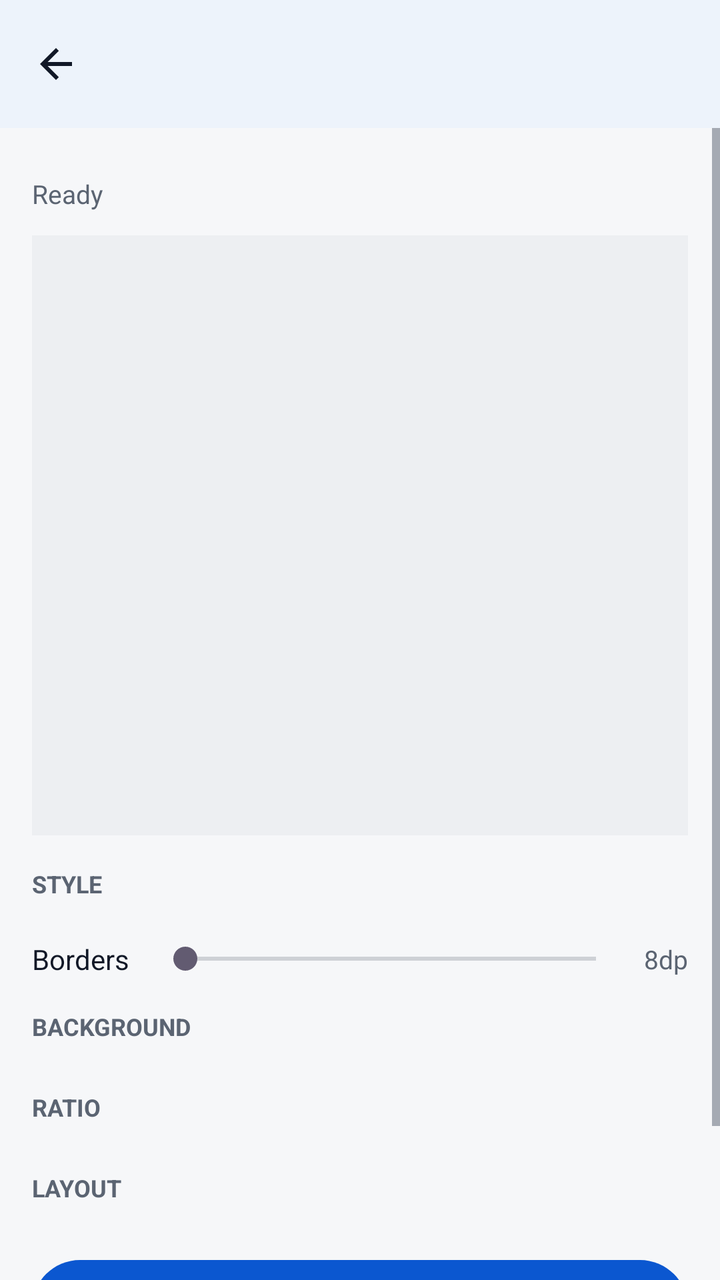
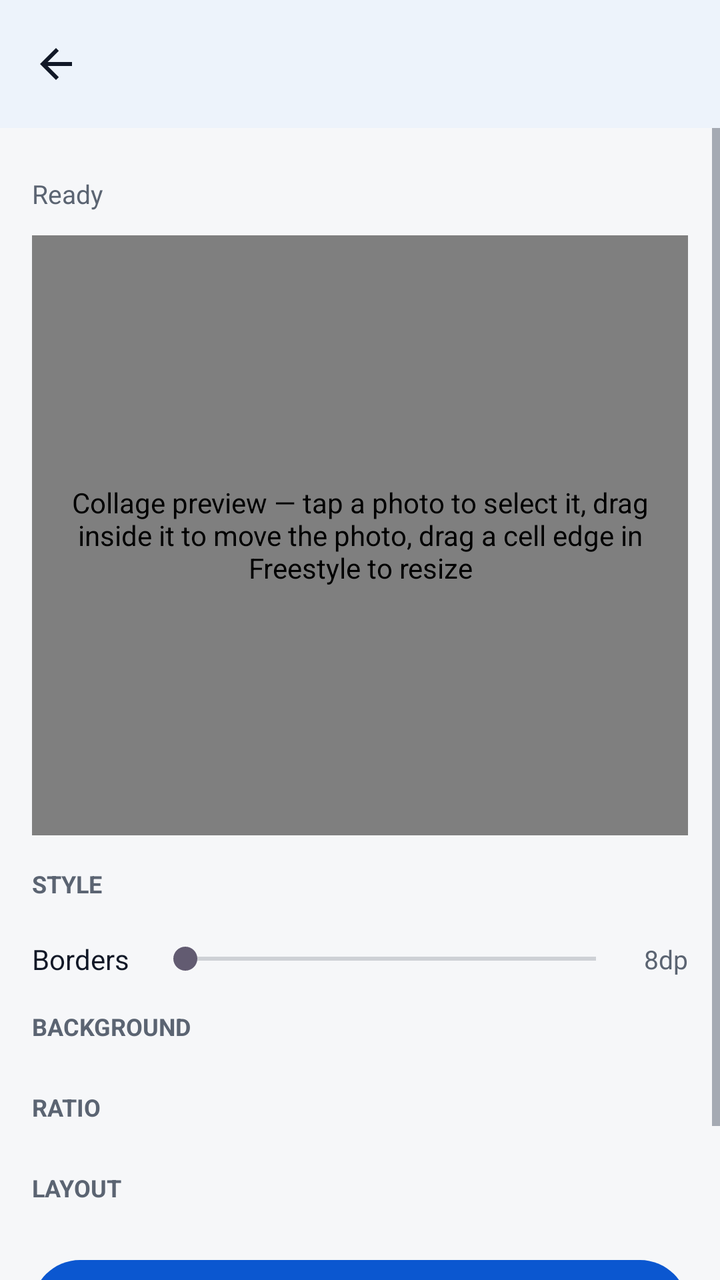

Compare the two renders of this Android layout. The source of the first and the diff that turns it into the second are given below.
<!-- AndroidManifest.xml: application theme Theme.Hakunaa -->
<!-- res/layout/activity_collage.xml -->
<?xml version="1.0" encoding="utf-8"?>
<LinearLayout xmlns:android="http://schemas.android.com/apk/res/android"
    xmlns:app="http://schemas.android.com/apk/res-auto"
    android:layout_width="match_parent"
    android:layout_height="match_parent"
    android:background="@color/hakunaa_background"
    android:orientation="vertical">

    <com.google.android.material.appbar.MaterialToolbar
        android:id="@+id/toolbar"
        android:layout_width="match_parent"
        android:layout_height="wrap_content"
        android:background="@color/hakunaa_surface"
        android:elevation="2dp"
        android:title="Collage Maker"
        android:titleTextColor="@color/hakunaa_text"
        app:navigationIcon="@drawable/ic_arrow_back" />

    <ScrollView
        android:layout_width="match_parent"
        android:layout_height="0dp"
        android:layout_weight="1">

        <LinearLayout
            android:layout_width="match_parent"
            android:layout_height="wrap_content"
            android:orientation="vertical"
            android:padding="16dp">

            <HorizontalScrollView
                android:layout_width="match_parent"
                android:layout_height="wrap_content"
                android:scrollbars="none">

                <LinearLayout
                    android:id="@+id/photoStrip"
                    android:layout_width="wrap_content"
                    android:layout_height="wrap_content"
                    android:orientation="horizontal" />
            </HorizontalScrollView>

            <TextView
                android:id="@+id/tvPhotos"
                android:layout_width="wrap_content"
                android:layout_height="wrap_content"
                android:layout_marginTop="8dp"
                android:text="@string/ready"
                android:textColor="@color/hakunaa_text_secondary"
                android:textSize="13sp" />

            <ImageView
                android:id="@+id/ivPreview"
                android:layout_width="match_parent"
                android:layout_height="300dp"
                android:layout_marginTop="12dp"
                android:background="#EDEFF2"
                android:scaleType="fitCenter" />

            <TextView
                android:layout_width="wrap_content"
                android:layout_height="wrap_content"
                android:layout_marginTop="16dp"
                android:text="STYLE"
                android:textColor="@color/hakunaa_text_secondary"
                android:textSize="12sp"
                android:textStyle="bold" />

            <LinearLayout
                android:id="@+id/styleRow"
                android:layout_width="match_parent"
                android:layout_height="wrap_content"
                android:layout_marginTop="4dp"
                android:orientation="horizontal" />

            <LinearLayout
                android:layout_width="match_parent"
                android:layout_height="wrap_content"
                android:layout_marginTop="16dp"
                android:gravity="center_vertical"
                android:orientation="horizontal">

                <TextView
                    android:layout_width="wrap_content"
                    android:layout_height="wrap_content"
                    android:text="Borders"
                    android:textColor="@color/hakunaa_text"
                    android:textSize="14sp" />

                <SeekBar
                    android:id="@+id/sbBorder"
                    android:layout_width="0dp"
                    android:layout_height="wrap_content"
                    android:layout_marginStart="12dp"
                    android:layout_weight="1" />

                <TextView
                    android:id="@+id/tvBorderValue"
                    android:layout_width="wrap_content"
                    android:layout_height="wrap_content"
                    android:layout_marginStart="8dp"
                    android:text="8dp"
                    android:textColor="@color/hakunaa_text_secondary"
                    android:textSize="13sp" />
            </LinearLayout>

            <TextView
                android:layout_width="wrap_content"
                android:layout_height="wrap_content"
                android:layout_marginTop="16dp"
                android:text="BACKGROUND"
                android:textColor="@color/hakunaa_text_secondary"
                android:textSize="12sp"
                android:textStyle="bold" />

            <LinearLayout
                android:id="@+id/colorRow"
                android:layout_width="match_parent"
                android:layout_height="wrap_content"
                android:layout_marginTop="8dp"
                android:orientation="horizontal" />

            <TextView
                android:layout_width="wrap_content"
                android:layout_height="wrap_content"
                android:layout_marginTop="16dp"
                android:text="RATIO"
                android:textColor="@color/hakunaa_text_secondary"
                android:textSize="12sp"
                android:textStyle="bold" />

            <LinearLayout
                android:id="@+id/ratioRow"
                android:layout_width="match_parent"
                android:layout_height="wrap_content"
                android:layout_marginTop="8dp"
                android:orientation="horizontal" />

            <TextView
                android:layout_width="wrap_content"
                android:layout_height="wrap_content"
                android:layout_marginTop="16dp"
                android:text="LAYOUT"
                android:textColor="@color/hakunaa_text_secondary"
                android:textSize="12sp"
                android:textStyle="bold" />

            <HorizontalScrollView
                android:layout_width="match_parent"
                android:layout_height="wrap_content"
                android:layout_marginTop="8dp"
                android:scrollbars="none">

                <LinearLayout
                    android:id="@+id/templateRow"
                    android:layout_width="wrap_content"
                    android:layout_height="wrap_content"
                    android:orientation="horizontal" />
            </HorizontalScrollView>

            <com.google.android.material.button.MaterialButton
                android:id="@+id/btnMakeCollage"
                android:layout_width="match_parent"
                android:layout_height="56dp"
                android:layout_marginTop="16dp"
                android:text="Save Collage" />

            <TextView
                android:id="@+id/tvStatus"
                android:layout_width="match_parent"
                android:layout_height="wrap_content"
                android:gravity="center"
                android:paddingTop="12dp"
                android:text="@string/ready"
                android:textColor="@color/hakunaa_text"
                android:textSize="14sp" />
        </LinearLayout>
    </ScrollView>
</LinearLayout>
<!-- resources referenced by this layout -->
<resources>
  <color name="hakunaa_background">#F6F7F9</color>
  <color name="hakunaa_surface">#FFFFFF</color>
  <color name="hakunaa_text">#111827</color>
  <color name="hakunaa_text_secondary">#5B6472</color>
  <!-- drawable ic_arrow_back (drawable) -->
  <vector xmlns:android="http://schemas.android.com/apk/res/android"
      android:width="24dp"
      android:height="24dp"
      android:viewportWidth="24"
      android:viewportHeight="24"
      android:tint="#111827">
      <path
          android:fillColor="#FF000000"
          android:pathData="M20,11H7.83l5.59,-5.59L12,4l-8,8 8,8 1.41,-1.41L7.83,13H20v-2z" />
  </vector>
  <string name="ready">Ready</string>
  <style name="Theme.Hakunaa" parent="Theme.Material3.Light.NoActionBar">
          <item name="colorPrimary">@color/hakunaa_primary</item>
          <item name="colorPrimaryDark">@color/hakunaa_primary_dark</item>
          <item name="colorOnPrimary">@color/hakunaa_on_primary</item>
          <item name="android:windowBackground">@color/hakunaa_background</item>
          <item name="colorSurface">@color/hakunaa_surface</item>
          <item name="android:textColorPrimary">@color/hakunaa_text</item>
          <item name="android:textColorSecondary">@color/hakunaa_text_secondary</item>
      </style>
  <color name="hakunaa_primary">#0B57D0</color>
  <color name="hakunaa_primary_dark">#0842A0</color>
  <color name="hakunaa_on_primary">#FFFFFF</color>
</resources>

<!-- the commit's change to res/layout/activity_collage.xml (unified diff, before → after) -->
@@ -48,13 +48,28 @@
                 android:textColor="@color/hakunaa_text_secondary"
                 android:textSize="13sp" />
 
-            <ImageView
-                android:id="@+id/ivPreview"
+            <com.hakunaa.app.image.CollagePreviewView
+                android:id="@+id/previewView"
                 android:layout_width="match_parent"
                 android:layout_height="300dp"
                 android:layout_marginTop="12dp"
                 android:background="#EDEFF2"
-                android:scaleType="fitCenter" />
+                android:contentDescription="Collage preview — tap a photo to select it, drag inside it to move the photo, drag a cell edge in Freestyle to resize" />
+
+            <EditText
+                android:id="@+id/etPosterCaption"
+                android:layout_width="match_parent"
+                android:layout_height="wrap_content"
+                android:layout_marginTop="8dp"
+                android:background="@drawable/bg_search"
+                android:hint="Poster caption…"
+                android:inputType="textCapSentences"
+                android:maxLines="1"
+                android:padding="12dp"
+                android:textColor="@color/hakunaa_text"
+                android:textColorHint="@color/hakunaa_text_secondary"
+                android:textSize="15sp"
+                android:visibility="gone" />
 
             <TextView
                 android:layout_width="wrap_content"
<!-- resource entries referenced after the edit -->
@@ -4,6 +4,16 @@
   <color name="hakunaa_surface">#FFFFFF</color>
   <color name="hakunaa_text">#111827</color>
   <color name="hakunaa_text_secondary">#5B6472</color>
+  <!-- drawable bg_search (drawable) -->
+  <?xml version="1.0" encoding="utf-8"?>
+  <shape xmlns:android="http://schemas.android.com/apk/res/android"
+      android:shape="rectangle">
+      <solid android:color="#FFFFFF" />
+      <stroke
+          android:width="1dp"
+          android:color="#D9DEE6" />
+      <corners android:radius="24dp" />
+  </shape>
   <!-- drawable ic_arrow_back (drawable) -->
   <vector xmlns:android="http://schemas.android.com/apk/res/android"
       android:width="24dp"
